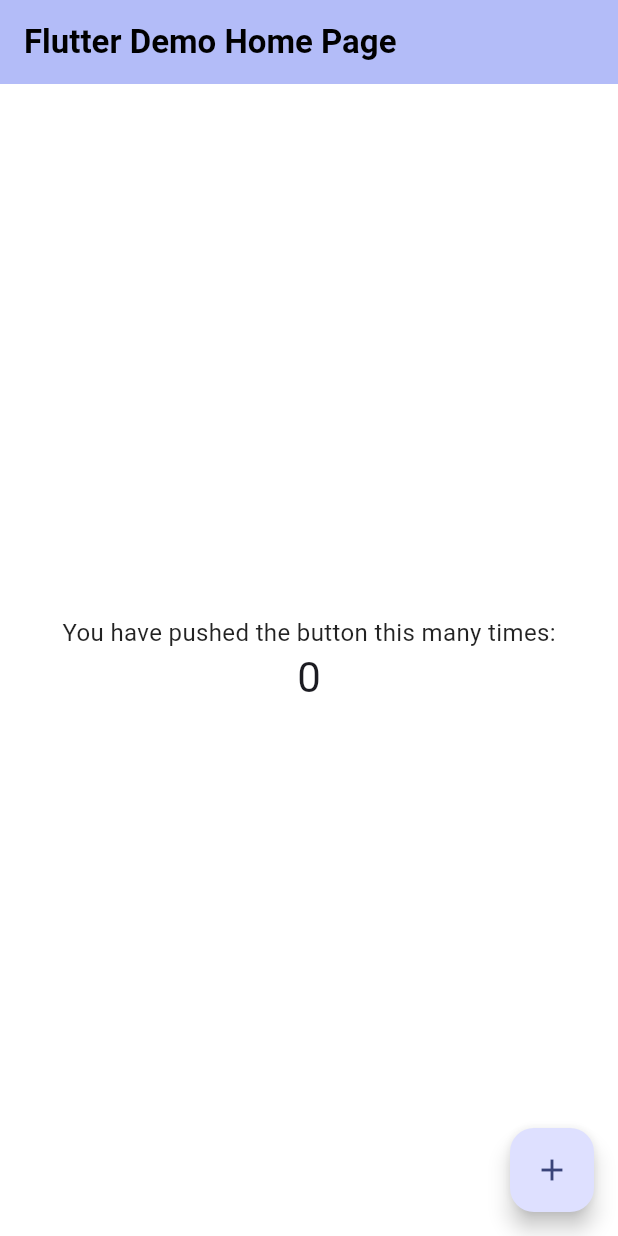
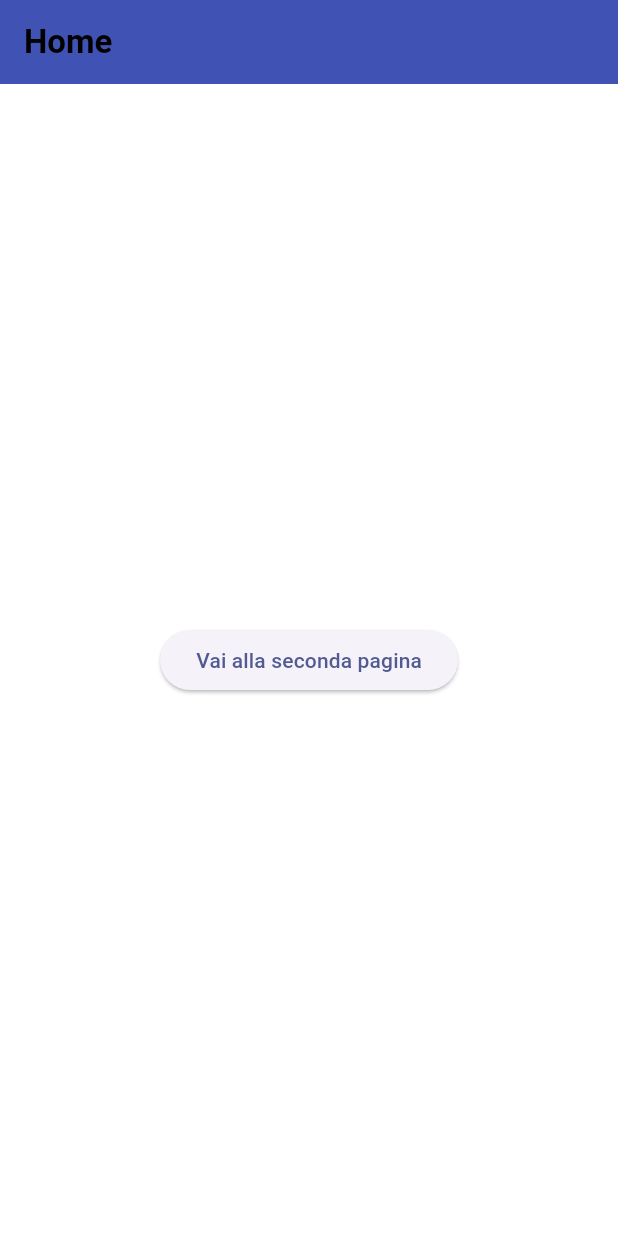
Before and after one commit to Emanuela3009/library_app, a Flutter app: the screen it shows after launch, on a phone screen of 412 x 824 dp. Run offline on Flutter 3.47's test engine with Material 3 defaults, Android fonts, the phone set to English and light mode, and no system bars.

Commit message:
inizio di home

```diff
--- a/lib/main.dart
+++ b/lib/main.dart
@@ -1,5 +1,6 @@
 import 'package:flutter/material.dart';
 import 'core/theme.dart';
+import 'screens/Home_page.dart';
 
 void main() {
   runApp(const MyApp());
@@ -14,12 +15,13 @@ class MyApp extends StatelessWidget {
     return MaterialApp(
       title: 'Flutter Demo',
       theme: myAppTheme,
-      home: const MyHomePage(title: 'Flutter Demo Home Page'),
+      //home: const MyHomePage(title: 'Flutter Demo Home Page'),
+      home: const HomePage(),
     );
   }
 }
 
-class MyHomePage extends StatefulWidget {
+/*class MyHomePage extends StatefulWidget {
   const MyHomePage({super.key, required this.title});
 
   // This widget is the home page of your application. It is stateful, meaning
@@ -103,4 +105,5 @@ class _MyHomePageState extends State<MyHomePage> {
       ), // This trailing comma makes auto-formatting nicer for build methods.
     );
   }
-}
+
+*/
--- /dev/null
+++ b/lib/screens/Home_page.dart
@@ -0,0 +1,25 @@
+import 'package:flutter/material.dart';
+import 'addbook.dart'; // importa la schermata di destinazione
+
+
+class HomePage extends StatelessWidget {
+  const HomePage({super.key});
+
+  @override
+  Widget build(BuildContext context) {
+    return Scaffold(
+      appBar: AppBar(title: const Text("Home")),
+      body: Center(
+        child: ElevatedButton(
+          child: const Text("Vai alla seconda pagina"),
+          onPressed: () {
+            Navigator.push(
+              context,
+              MaterialPageRoute(builder: (context) => const AddBookPage()),
+            );
+          },
+        ),
+      ),
+    );
+  }
+}
```
Also changed, not shown: lib/screens/addBook.dart (added, +13 -0 lines), lib/models/home.dart (deleted).
